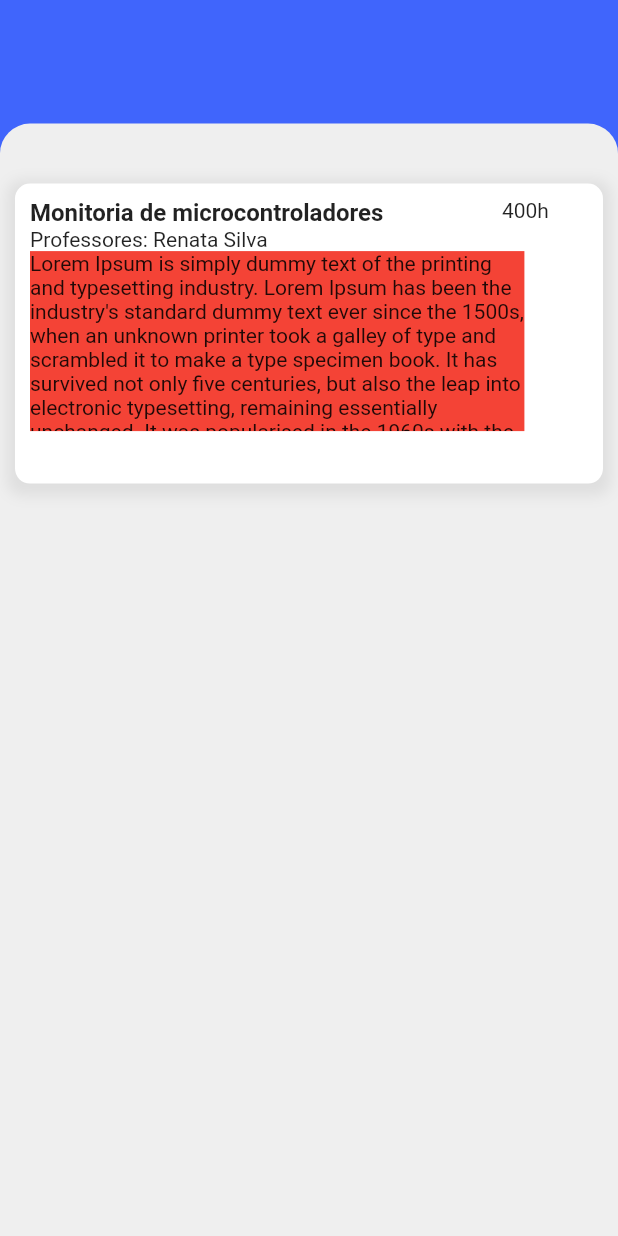
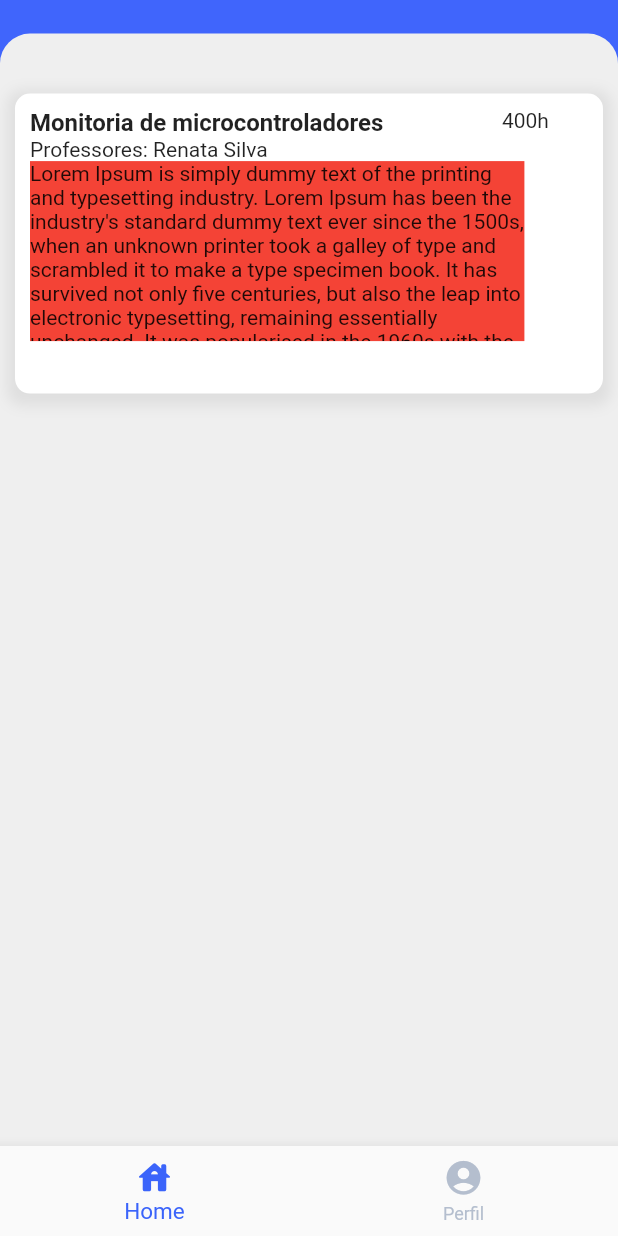
Before and after one commit to mrleonardobrito/inova, a Flutter app: the screen it shows after launch, item 2 of the bottom bar chosen, after a tap on the "arrow back" icon, on a phone screen of 412 x 824 dp. Run offline on Flutter 3.47's test engine with Material 2 defaults, Android fonts, the phone set to English and light mode, and no system bars.

Commit message:
implementando funcionalidades da tela de usuário

```diff
--- a/lib/src/pages/user_page.dart
+++ b/lib/src/pages/user_page.dart
@@ -1,5 +1,6 @@
 import 'package:flutter/material.dart';
 import 'package:whatinif/src/pages/home_page.dart';
+import 'package:whatinif/src/widget/bottom_bar_navigator.dart';
 
 class UserPage extends StatefulWidget {
   const UserPage({Key? key}) : super(key: key);
@@ -9,16 +10,22 @@ class UserPage extends StatefulWidget {
 }
 
 class _UserPageState extends State<UserPage> {
-
   @override
   Widget build(BuildContext context) {
+    const userData = [
+      {
+        "nome" : "Emanuel Vilela",
+        "turma":  "914 - 4° Ano",
+        "descricao" : "Gosto de programar e fazer aplicativos. Estou cursando o ensino médio no Instituto Federal de Alagoas.",
+      },
+    ];
     return Scaffold(
       appBar: AppBar(
         leading: TextButton(
           onPressed: () {
             Navigator.push(
               context,
-              MaterialPageRoute(builder: (context) => HomePage()),
+              MaterialPageRoute(builder: (context) => BottomBar()),
             );
           },
           style: ElevatedButton.styleFrom(
```
